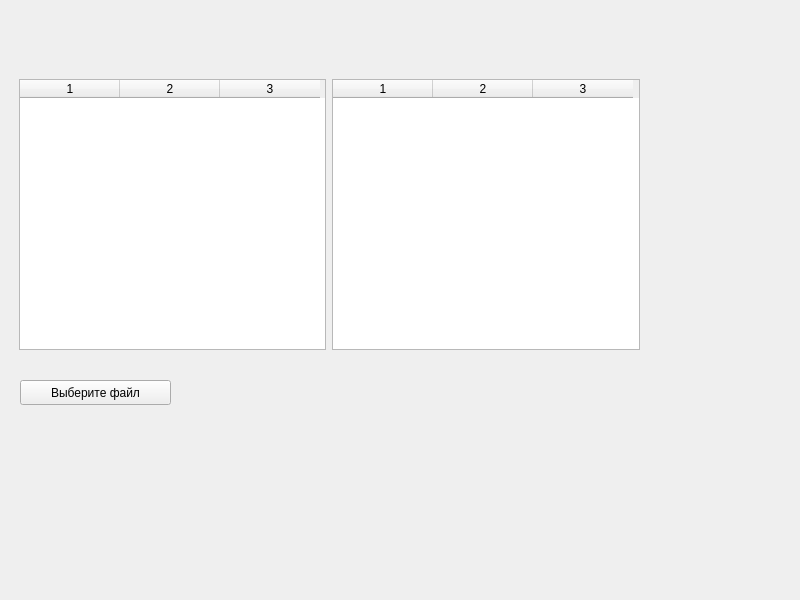
Tivlas/Metrology, file Parser/src/ui/widget.ui: the form before one commit.
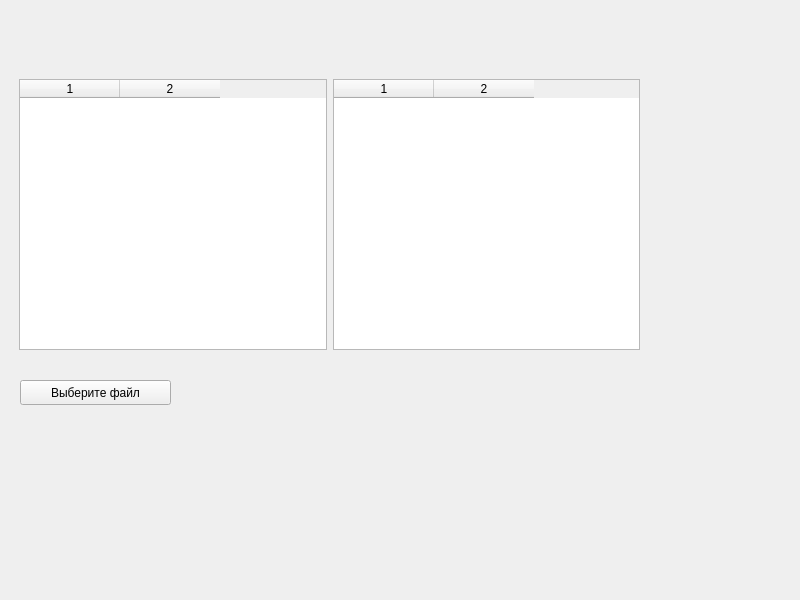
The form after the commit.

Patch:
```diff
--- a/Parser/src/ui/widget.ui
+++ b/Parser/src/ui/widget.ui
@@ -29,24 +29,22 @@
        <enum>QAbstractScrollArea::AdjustToContents</enum>
       </property>
       <property name="columnCount">
-       <number>3</number>
+       <number>2</number>
       </property>
       <column/>
       <column/>
-      <column/>
      </widget>
     </item>
     <item>
      <widget class="QTableWidget" name="operatorsTable">
       <property name="sizeAdjustPolicy">
-       <enum>QAbstractScrollArea::AdjustToContents</enum>
+       <enum>QAbstractScrollArea::AdjustToContentsOnFirstShow</enum>
       </property>
       <property name="columnCount">
-       <number>3</number>
+       <number>2</number>
       </property>
       <column/>
       <column/>
-      <column/>
      </widget>
     </item>
    </layout>
```
